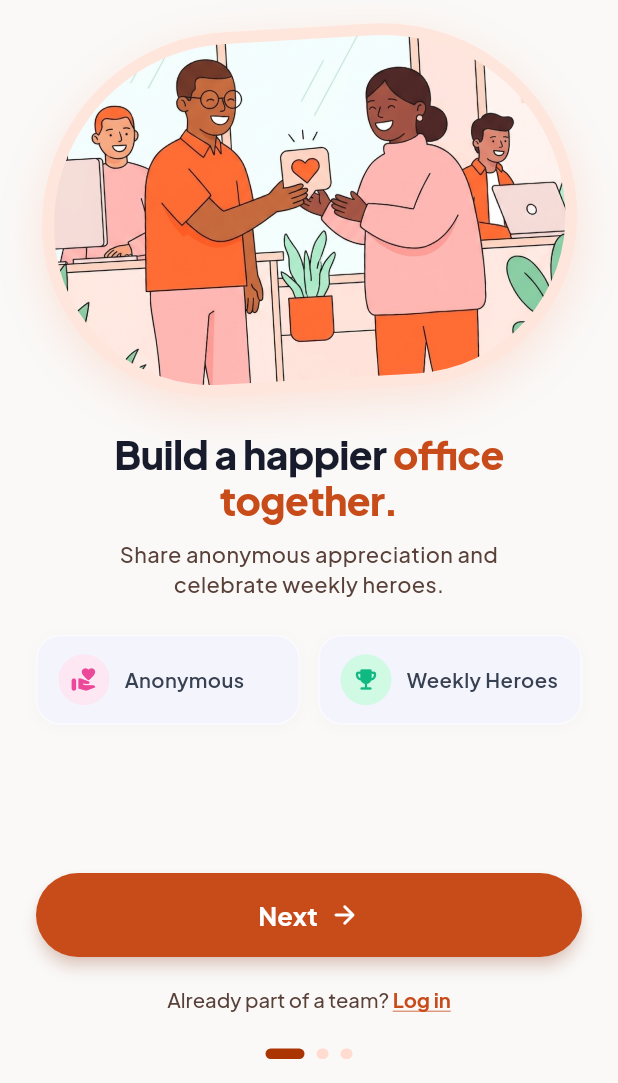
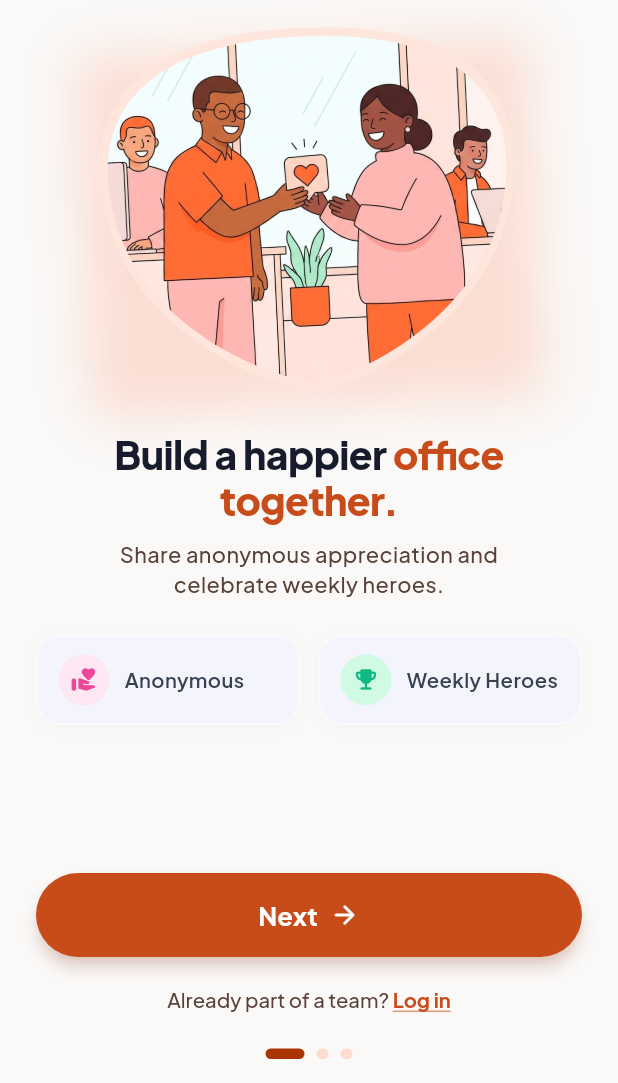
Before and after one commit to JustRamm/Happy-Desk, a Flutter app: the screen it shows after launch, on a phone screen of 412 x 824 dp, the part 153-1236 px from its top. Run offline on Flutter 3.47's test engine with Material 3 defaults, Android fonts, the phone set to English and light mode, and no system bars; our stand-ins replace google_fonts.

Commit message:
feat: design custom GuitarPickClipper shape for image container on OnboardingScreen

```diff
--- a/lib/screens/onboarding_screen.dart
+++ b/lib/screens/onboarding_screen.dart
@@ -34,7 +34,7 @@ class _OnboardingScreenState extends State<OnboardingScreen>
     super.initState();
     _animationController = AnimationController(
       vsync: this,
-      duration: const Duration(milliseconds: 6000), // Smooth 6s revolving cycle
+      duration: const Duration(milliseconds: 6000), // Smooth revolving cycle
     )..repeat();
   }
 
@@ -55,11 +55,11 @@ class _OnboardingScreenState extends State<OnboardingScreen>
             children: [
               const SizedBox(height: 12),
 
-              // Top Header Bar: Bigger Transparent Logo & Skip
+              // Top Header Bar: Transparent Logo & Skip
               Row(
                 mainAxisAlignment: MainAxisAlignment.spaceBetween,
                 children: [
-                  // App Brand Logo (assets/brand/logo_removedbg.png - Twice as big: height 90)
+                  // App Brand Logo (assets/brand/logo_removedbg.png)
                   Image.asset(
                     'assets/brand/logo_removedbg.png',
                     height: 90,
@@ -86,7 +86,7 @@ class _OnboardingScreenState extends State<OnboardingScreen>
 
               const SizedBox(height: 16),
 
-              // Revolving Organic Blob Image Container (Fixed Place Smooth Rotation)
+              // Revolving Guitar Pick Shape Image Container
               Expanded(
                 flex: 5,
                 child: Center(
@@ -94,8 +94,8 @@ class _OnboardingScreenState extends State<OnboardingScreen>
                     animation: _animationController,
                     builder: (context, child) {
                       final progress = _animationController.value;
-                      // Gentle back-and-forth revolving orbital angle in fixed position
-                      final revolveAngle = math.sin(progress * math.pi * 2) * 0.06;
+                      // Gentle revolving orbital angle in fixed position
+                      final revolveAngle = math.sin(progress * math.pi * 2) * 0.05;
                       final breathScale = 1.0 + (math.sin(progress * math.pi * 2) * 0.02);
 
                       return Transform.rotate(
@@ -104,33 +104,25 @@ class _OnboardingScreenState extends State<OnboardingScreen>
                           scale: breathScale,
                           child: Container(
                             width: double.infinity,
-                            constraints: const BoxConstraints(maxHeight: 310),
+                            constraints: const BoxConstraints(maxHeight: 310, maxWidth: 310),
                             decoration: BoxDecoration(
-                              color: const Color(0xFFFFE6DD), // Soft organic peach background
-                              borderRadius: const BorderRadius.only(
-                                topLeft: Radius.circular(160),
-                                topRight: Radius.circular(160),
-                                bottomLeft: Radius.circular(140),
-                                bottomRight: Radius.circular(140),
-                              ),
                               boxShadow: [
                                 BoxShadow(
-                                  color: const Color(0xFFFF652F).withValues(alpha: 0.16),
-                                  blurRadius: 28,
-                                  offset: const Offset(0, 10),
+                                  color: const Color(0xFFFF652F).withValues(alpha: 0.18),
+                                  blurRadius: 30,
+                                  offset: const Offset(0, 12),
                                 ),
                               ],
                             ),
-                            padding: const EdgeInsets.all(8),
-                            child: ClipRRect(
-                              borderRadius: const BorderRadius.only(
-                                topLeft: Radius.circular(150),
-                                topRight: Radius.circular(150),
-                                bottomLeft: Radius.circular(130),
-                                bottomRight: Radius.circular(130),
-                              ),
+                            child: ClipPath(
+                              clipper: GuitarPickClipper(),
+                              child: Container(
+                                color: const Color(0xFFFFE6DD), // Soft peach background
+                                padding: const EdgeInsets.all(6),
+                                child: ClipPath(
+                                  clipper: GuitarPickClipper(),
                                   child: Transform.scale(
-                                scale: 1.18, // Zoomed in so side edges fit seamlessly without sharp cuts
+                                    scale: 1.22, // Zoomed in so artwork covers guitar pick perfectly
                                     child: Image.asset(
                                       widget.imagePath,
                                       fit: BoxFit.cover,
@@ -143,6 +135,8 @@ class _OnboardingScreenState extends State<OnboardingScreen>
                                           ),
                                         );
                                       },
+                                    ),
+                                  ),
                                 ),
                               ),
                             ),
@@ -305,3 +299,29 @@ class _OnboardingScreenState extends State<OnboardingScreen>
     );
   }
 }
+
+// Custom Guitar Pick Shape Clipper
+class GuitarPickClipper extends CustomClipper<Path> {
+  @override
+  Path getClip(Size size) {
+    final path = Path();
+    final w = size.width;
+    final h = size.height;
+
+    // Start at top center curve
+    path.moveTo(w * 0.5, 0);
+    // Right top shoulder curve
+    path.cubicTo(w * 0.88, 0, w, h * 0.22, w * 0.94, h * 0.52);
+    // Tapering to bottom rounded tip
+    path.cubicTo(w * 0.88, h * 0.82, w * 0.62, h * 0.98, w * 0.5, h);
+    path.cubicTo(w * 0.38, h * 0.98, w * 0.12, h * 0.82, w * 0.06, h * 0.52);
+    // Left top shoulder back to top center
+    path.cubicTo(0, h * 0.22, w * 0.12, 0, w * 0.5, 0);
+
+    path.close();
+    return path;
+  }
+
+  @override
+  bool shouldReclip(covariant CustomClipper<Path> oldDelegate) => false;
+}
```
Lines whose indentation alone changed are shown as unchanged.
